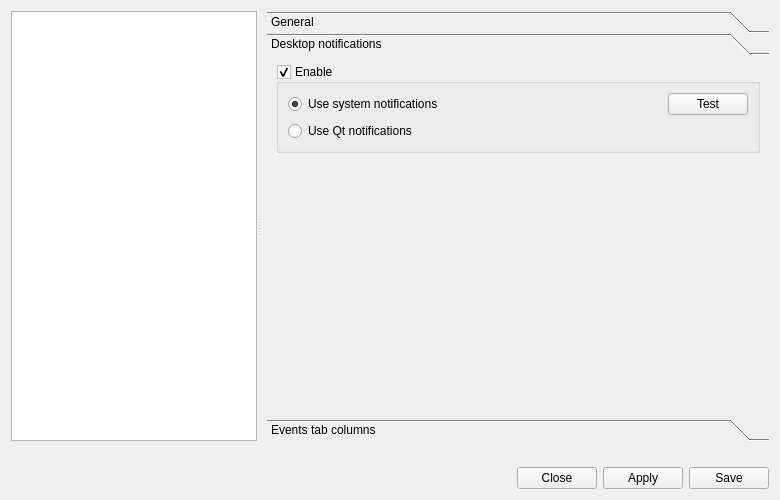
First picture: the form in ui/opensnitch/res/preferences.ui, repository diegoakanotoperator/securesnitch, before the edit.
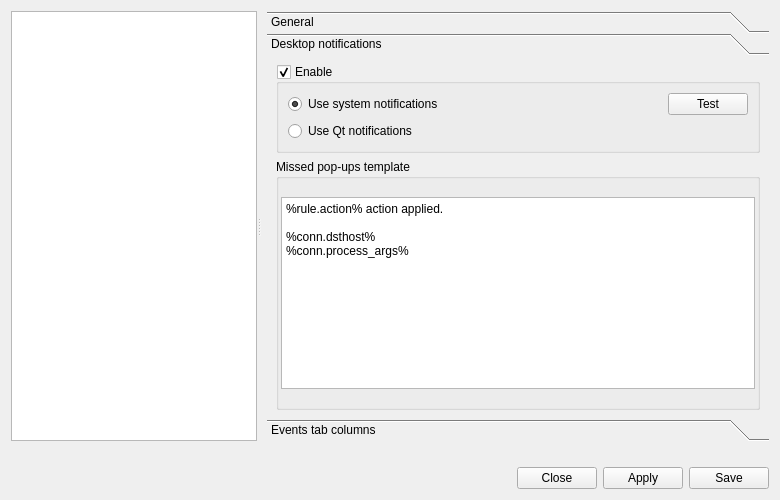
Second picture: the form after the edit. The open tabs and pages were chosen to show the change. Icons and pictures are not drawn.

Commit message:
ui, ntfs: allow to personalize missed pop-ups
Now it's possible to personalize the system notification when the user
doesn't respond to a pop-up.

From the Preferences dialog, UI tab, you can personalize the message of
the notification.
Use the format %field% to replace the fields of a connection by their
values, for example:

Connection attempt from %conn.process% to %conn.dstip%

More info: #1446

Diff of the .ui file:
```diff
--- a/ui/opensnitch/res/preferences.ui
+++ b/ui/opensnitch/res/preferences.ui
@@ -1001,15 +1001,15 @@
             <rect>
              <x>0</x>
              <y>0</y>
-             <width>318</width>
-             <height>108</height>
+             <width>559</width>
+             <height>366</height>
             </rect>
            </property>
            <attribute name="label">
             <string>Desktop notifications</string>
            </attribute>
-           <layout class="QFormLayout" name="formLayout">
-            <item row="0" column="0" colspan="2">
+           <layout class="QGridLayout" name="gridLayout_23">
+            <item row="0" column="0">
              <widget class="QGroupBox" name="groupNotifs">
               <property name="sizePolicy">
                <sizepolicy hsizetype="Preferred" vsizetype="Fixed">
@@ -1090,6 +1090,78 @@
               </layout>
              </widget>
             </item>
+            <item row="1" column="0">
+             <widget class="QGroupBox" name="groupBox">
+              <property name="sizePolicy">
+               <sizepolicy hsizetype="Preferred" vsizetype="Preferred">
+                <horstretch>0</horstretch>
+                <verstretch>0</verstretch>
+               </sizepolicy>
+              </property>
+              <property name="toolTip">
+               <string>Message to display when a pop-up is not answered.
+
+Use %field% to replace them by the value of the connection.
+
+Available fields:
+
+ - conn.time
+ - conn.action
+ - conn.srcport
+ - conn.srcip
+ - conn.dstip
+ - conn.dsthost
+ - conn.dstport
+ - conn.proto
+ - conn.process
+ - conn.process_args
+ - conn.process_cwd
+ - rule.action
+ - rule.name
+ - node.addr
+ - node.hostname</string>
+              </property>
+              <property name="whatsThis">
+               <string>aaaa</string>
+              </property>
+              <property name="title">
+               <string>Missed pop-ups template</string>
+              </property>
+              <property name="flat">
+               <bool>true</bool>
+              </property>
+              <layout class="QGridLayout" name="gridLayout_22">
+               <property name="leftMargin">
+                <number>2</number>
+               </property>
+               <property name="topMargin">
+                <number>2</number>
+               </property>
+               <property name="rightMargin">
+                <number>2</number>
+               </property>
+               <property name="bottomMargin">
+                <number>2</number>
+               </property>
+               <item row="0" column="0">
+                <widget class="QPlainTextEdit" name="tplMissedPopup">
+                 <property name="sizePolicy">
+                  <sizepolicy hsizetype="Expanding" vsizetype="Maximum">
+                   <horstretch>0</horstretch>
+                   <verstretch>0</verstretch>
+                  </sizepolicy>
+                 </property>
+                 <property name="plainText">
+                  <string>%rule.action% action applied.
+
+%conn.dsthost%
+%conn.process_args%</string>
+                 </property>
+                </widget>
+               </item>
+              </layout>
+             </widget>
+            </item>
            </layout>
           </widget>
           <widget class="QWidget" name="page_4">
```
Left out of the diff: 159 changed lines with no effect on the pictures. The commit also changes 7 other files.
